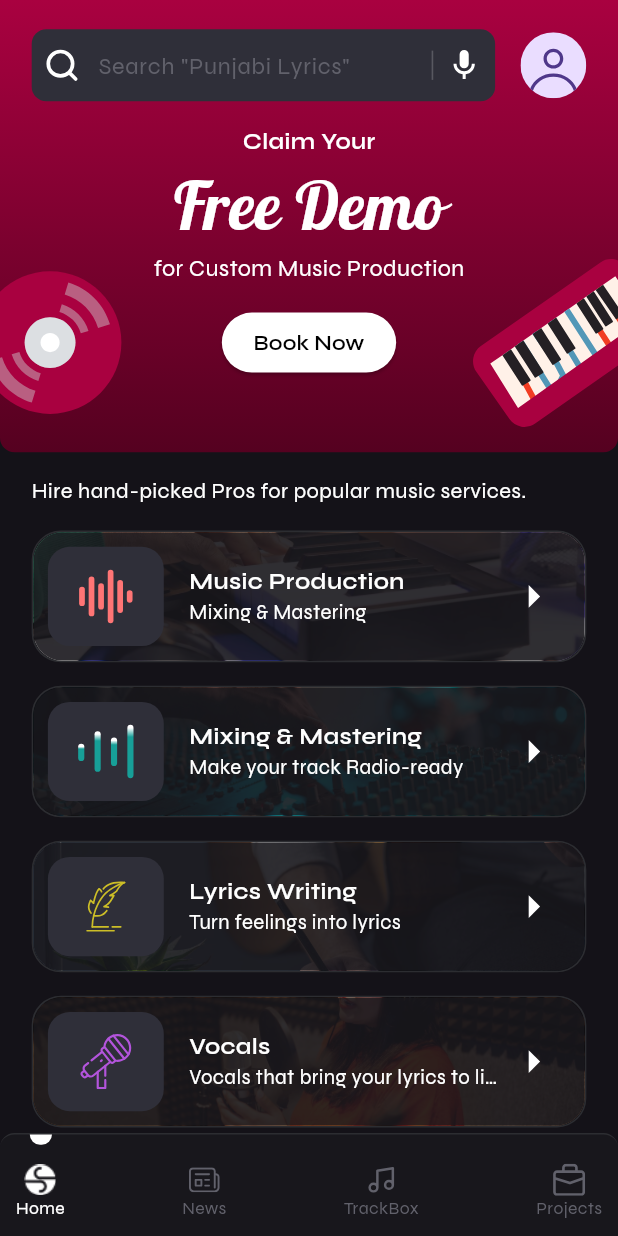
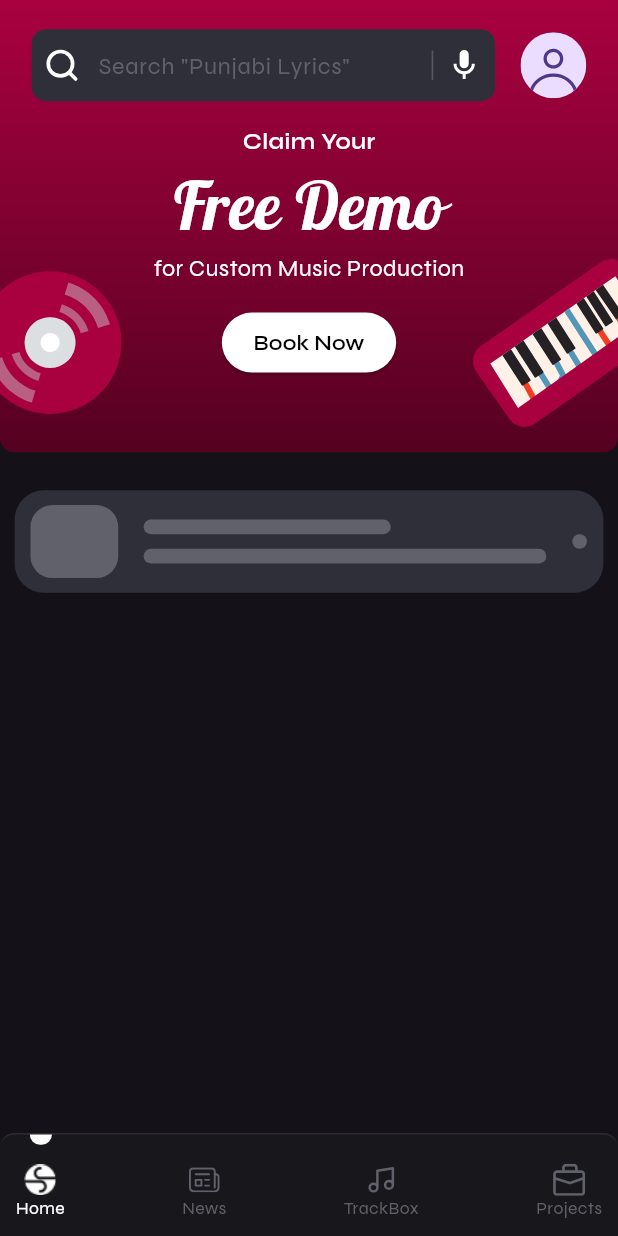
Before and after one commit to Ahmed-lashari/S.Rocks.Music, a Flutter app: the screen it shows after launch, on a phone screen of 412 x 824 dp. Run offline on Flutter 3.47's test engine with Material 3 defaults, Android fonts, the light colour scheme and no system bars; drawn by our look-alikes of shimmer; our stand-ins replace flutter_riverpod, flutter_screenutil, flutter_spinkit, flutter_svg, hexcolor; generated files the repository leaves out were written again; project files that could hold a hidden picture were left out.

Commit message:
shimmer placeholders added

```diff
--- a/lib/view/screens/home/home_tab/0_home_tab.dart
+++ b/lib/view/screens/home/home_tab/0_home_tab.dart
@@ -7,7 +7,8 @@ import 'package:skility_x/core/utils.dart/utils.dart';
 import 'package:skility_x/view/themes/theme_constants.dart';
 import 'package:skility_x/view/widgets/app_textfield.dart';
 import 'package:skility_x/view/widgets/custom_icons.dart';
-import 'package:skility_x/view/widgets/music_services_card.dart';
+import 'package:skility_x/view/widgets/scrollable_content.dart';
+import 'package:skility_x/view/widgets/scrollable_shimmer.dart';
 
 class HomeScreen extends StatefulWidget {
   const HomeScreen({super.key});
@@ -25,7 +26,6 @@ class _HomeScreenState extends State<HomeScreen> {
             child: Column(
                 spacing: 16.h,
                 children: [_CustomAppBar(context), _ScrollableContent()])));
-  }
   }
 
   Widget _CustomAppBar(BuildContext context) {
@@ -132,58 +132,6 @@ Widget _buildAssets() {
   }
 
   Widget _ScrollableContent() {
-  return (!true) ? _ScrollableShimmer() : _ScrollableList();
+    return (true) ? ScrollableShimmer() : ScrollableCOntent();
   }
-
-Widget _ScrollableList() {
-  return Padding(
-      padding: EdgeInsets.symmetric(horizontal: 20.w),
-      child: Column(
-          spacing: 16.h,
-          mainAxisAlignment: MainAxisAlignment.start,
-          crossAxisAlignment: CrossAxisAlignment.start,
-          children: [
-            Text("Hire hand-picked Pros for popular music services.",
-                style: TextStyle(fontSize: 15.sp), textAlign: TextAlign.center),
-            MusicServiceCard(
-                leadingIconPath: AppImageIcons.production,
-                trailingIconPath: AppImageIcons.arrow,
-                title: "Music Production",
-                subTitle: "Mixing & Mastering",
-                bgAsset: AppImageIcons.prodBg,
-                navigateRoute: 'production'),
-            MusicServiceCard(
-                leadingIconPath: AppImageIcons.mixing,
-                trailingIconPath: AppImageIcons.arrow,
-                title: "Mixing & Mastering",
-                subTitle: "Make your track Radio-ready",
-                bgAsset: AppImageIcons.mixingBg,
-                navigateRoute: 'production'),
-            MusicServiceCard(
-                leadingIconPath: AppImageIcons.lyrics,
-                trailingIconPath: AppImageIcons.arrow,
-                title: "Lyrics Writing",
-                subTitle: "Turn feelings into lyrics",
-                bgAsset: AppImageIcons.lyricsBg,
-                navigateRoute: 'production'),
-            MusicServiceCard(
-                leadingIconPath: AppImageIcons.vocals,
-                trailingIconPath: AppImageIcons.arrow,
-                title: "Vocals",
-                subTitle: "Vocals that bring your lyrics to life.",
-                bgAsset: AppImageIcons.vocalsBg,
-                navigateRoute: 'production'),
-            // MusicServiceCard(
-            //     leadingIconPath: AppImageIcons.vocals,
-            //     trailingIconPath: AppImageIcons.arrow,
-            //     title: "Vocals",
-            //     subTitle: "Vocals that bring your lyrics to life.",
-            //     bgAsset: 'bgAsset',
-            //     navigateRoute: '.'),
-            SizedBox.shrink()
-          ]));
 }
-
-Widget _ScrollableShimmer() {
-  return Container();
-}
--- /dev/null
+++ b/lib/view/widgets/scrollable_content.dart
@@ -0,0 +1,61 @@
+import 'package:flutter/material.dart';
+import 'package:flutter_screenutil/flutter_screenutil.dart';
+import 'package:skility_x/constants/app_icons.dart';
+import 'package:skility_x/view/widgets/music_services_card.dart';
+
+class ScrollableCOntent extends StatefulWidget {
+  const ScrollableCOntent({super.key});
+
+  @override
+  State<ScrollableCOntent> createState() => _ScrollableCOntentState();
+}
+
+class _ScrollableCOntentState extends State<ScrollableCOntent> {
+  @override
+  Widget build(BuildContext context) {
+    return _ScrollableList();
+  }
+
+  Widget _ScrollableList() {
+    return Padding(
+        padding: EdgeInsets.symmetric(horizontal: 20.w),
+        child: Column(
+            spacing: 16.h,
+            mainAxisAlignment: MainAxisAlignment.start,
+            crossAxisAlignment: CrossAxisAlignment.start,
+            children: [
+              Text("Hire hand-picked Pros for popular music services.",
+                  style: TextStyle(fontSize: 15.sp),
+                  textAlign: TextAlign.center),
+              MusicServiceCard(
+                  leadingIconPath: AppImageIcons.production,
+                  trailingIconPath: AppImageIcons.arrow,
+                  title: "Music Production",
+                  subTitle: "Mixing & Mastering",
+                  bgAsset: AppImageIcons.prodBg,
+                  navigateRoute: 'production'),
+              MusicServiceCard(
+                  leadingIconPath: AppImageIcons.mixing,
+                  trailingIconPath: AppImageIcons.arrow,
+                  title: "Mixing & Mastering",
+                  subTitle: "Make your track Radio-ready",
+                  bgAsset: AppImageIcons.mixingBg,
+                  navigateRoute: 'production'),
+              MusicServiceCard(
+                  leadingIconPath: AppImageIcons.lyrics,
+                  trailingIconPath: AppImageIcons.arrow,
+                  title: "Lyrics Writing",
+                  subTitle: "Turn feelings into lyrics",
+                  bgAsset: AppImageIcons.lyricsBg,
+                  navigateRoute: 'production'),
+              MusicServiceCard(
+                  leadingIconPath: AppImageIcons.vocals,
+                  trailingIconPath: AppImageIcons.arrow,
+                  title: "Vocals",
+                  subTitle: "Vocals that bring your lyrics to life.",
+                  bgAsset: AppImageIcons.vocalsBg,
+                  navigateRoute: 'production'),
+              SizedBox.shrink()
+            ]));
+  }
+}
--- /dev/null
+++ b/lib/view/widgets/scrollable_shimmer.dart
@@ -0,0 +1,70 @@
+import 'package:flutter/material.dart';
+import 'package:flutter_screenutil/flutter_screenutil.dart';
+import 'package:shimmer/shimmer.dart';
+import 'package:skility_x/constants/app_colors.dart';
+
+class ScrollableShimmer extends StatelessWidget {
+  const ScrollableShimmer({super.key});
+
+  @override
+  Widget build(BuildContext context) {
+    return SizedBox(
+        width: 1.sw,
+        height: 90.h,
+        child: Container(
+            margin: EdgeInsets.all(10.r),
+            padding: EdgeInsets.symmetric(vertical: 10.h, horizontal: 10.w),
+            decoration: BoxDecoration(
+                color: AppColors.cardMusicBg,
+                borderRadius: BorderRadius.circular(20.r)),
+            child: Shimmer.fromColors(
+                baseColor: AppColors.navBarUnselectedColor,
+                highlightColor: AppColors.whiteColor,
+                child: Row(
+                    spacing: 16.w,
+                    mainAxisAlignment: MainAxisAlignment.spaceBetween,
+                    children: [
+                      // left section
+                      Expanded(
+                          child: Row(spacing: 16.w, children: [
+                        // leading icon placeholder
+                        Container(
+                            height: 60.h,
+                            width: 60.h,
+                            decoration: BoxDecoration(
+                                color: AppColors.blackColor,
+                                borderRadius: BorderRadius.circular(15.r))),
+
+                        // text placeholder
+                        Expanded(
+                            child: Column(
+                                crossAxisAlignment: CrossAxisAlignment.start,
+                                mainAxisAlignment: MainAxisAlignment.center,
+                                spacing: 10.h,
+                                children: [
+                              Container(
+                                  height: 10.h,
+                                  width: 0.4.sw,
+                                  decoration: BoxDecoration(
+                                      color: AppColors.blackColor,
+                                      borderRadius:
+                                          BorderRadius.circular(8.r))),
+                              Container(
+                                  height: 10.h,
+                                  width: 1.sw,
+                                  decoration: BoxDecoration(
+                                      color: AppColors.blackColor,
+                                      borderRadius: BorderRadius.circular(8.r)))
+                            ]))
+                      ])),
+
+                      // trailing icon placeholder
+                      Container(
+                          height: 10.h,
+                          width: 10.w,
+                          decoration: BoxDecoration(
+                              color: AppColors.blackColor,
+                              shape: BoxShape.circle))
+                    ]))));
+  }
+}
```
Lines whose indentation alone changed are shown as unchanged.
